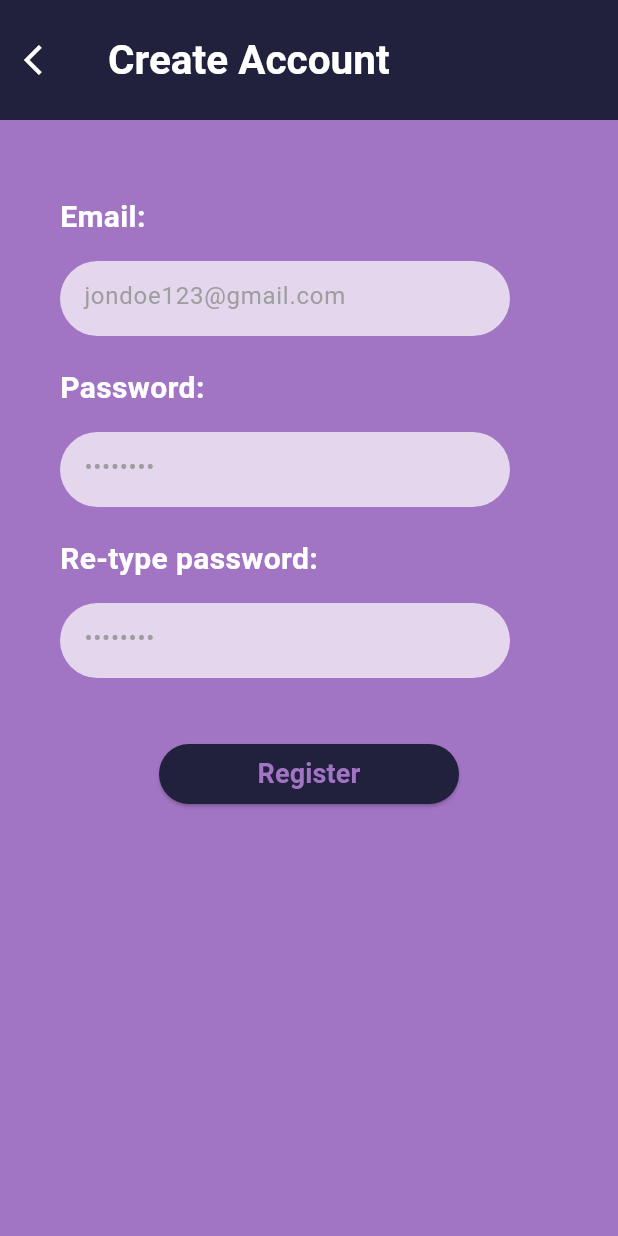
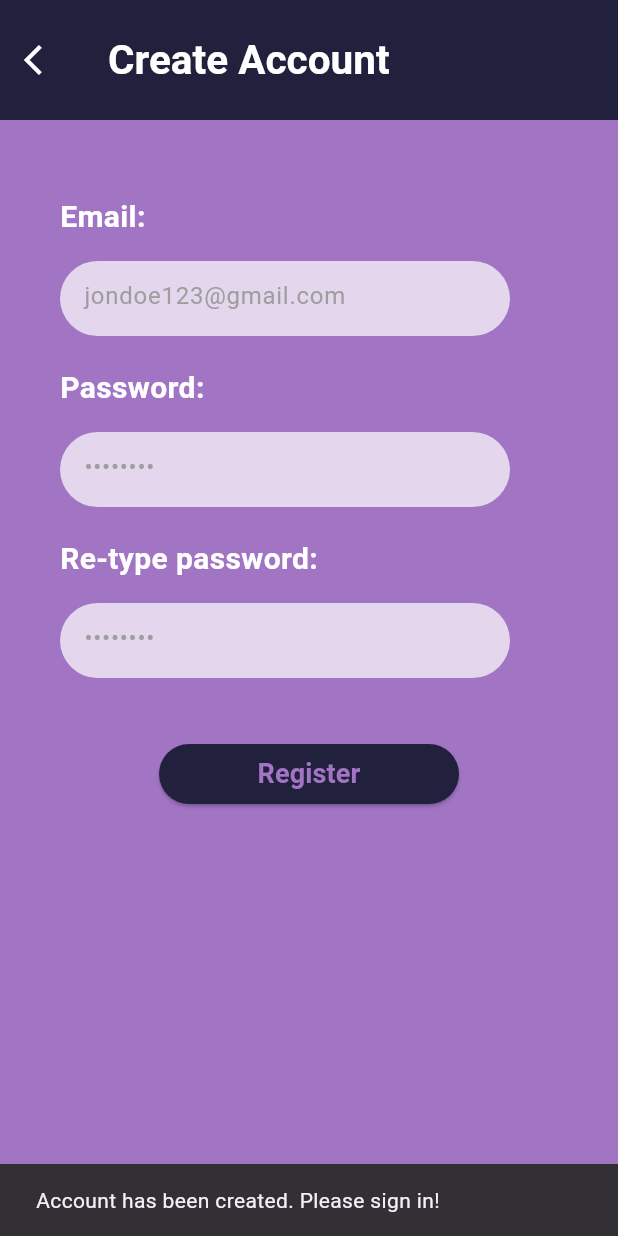
Before and after one commit to ceveline/ScribbleSpace, a Flutter app: the RegistrationScreen screen opened directly, after a tap on "Register", on a phone screen of 412 x 824 dp. Run offline on Flutter 3.47's test engine with Material 3 defaults, Android fonts, the phone set to English and light mode, and no system bars; our stand-ins replace firebase_auth, firebase_core, image_picker, multi_dropdown, random_string; accounts and stored records are empty; network calls fail.

Commit message:
sign in + registration work

```diff
--- a/lib/login_screen.dart
+++ b/lib/login_screen.dart
@@ -1,4 +1,5 @@
 import 'package:flutter/material.dart';
+import 'package:scribblespace/mainmenu_screen.dart';
 import 'color_constants.dart';
 import 'registration_screen.dart';
 import 'package:firebase_auth/firebase_auth.dart';
@@ -104,6 +105,8 @@ class _LoginScreenState extends State<LoginScreen> {
                         }).onError((error, stackTrace){
                           print('Error: ${error.toString()}');
                         });
+
+                        Navigator.push(context, MaterialPageRoute(builder: (context) => MainMenuScreen()));
                       },
                       child: Text(
                         'Login',
--- a/lib/registration_screen.dart
+++ b/lib/registration_screen.dart
@@ -171,6 +171,9 @@ class _RegistrationScreenState extends State<RegistrationScreen> {
                               }).onError((error, stackTrace) {
                                 print("Error ${error.toString()}");
                               });
+
+                              var snackBar = SnackBar(content: Text('Account has been created. Please sign in!'));
+                              ScaffoldMessenger.of(context).showSnackBar(snackBar);
                             }
                             else {
                               showAlertDialog(context);
```
